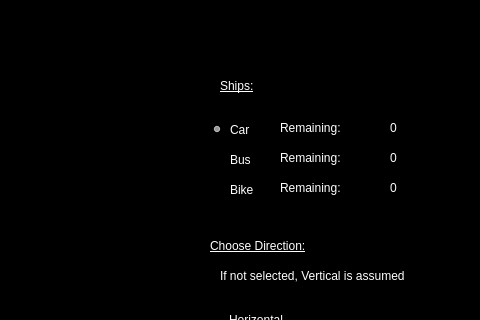
Qt form FrontEndMain/FrontEndMain/menuwindow.ui (drewanderson17/BattleShips) before a commit; both pictures show x 320 to 800 and y 0 to 320 of the 800 by 600 pixel window.
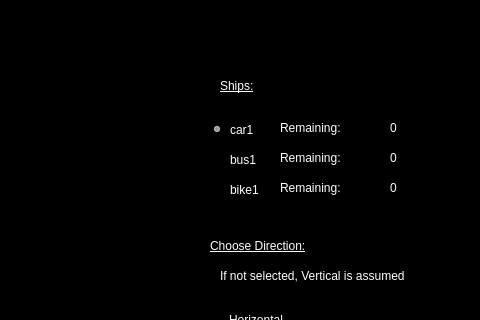
The same form after that commit. The open tabs and pages were chosen to show the change. Icons and pictures are not drawn.

Patch:
```diff
--- a/FrontEndMain/FrontEndMain/menuwindow.ui
+++ b/FrontEndMain/FrontEndMain/menuwindow.ui
@@ -305,7 +305,7 @@
 font: 14pt &quot;MS Shell Dlg 2&quot;;</string>
       </property>
       <property name="text">
-       <string>Car</string>
+       <string>car1</string>
       </property>
       <property name="checked">
        <bool>true</bool>
@@ -325,7 +325,7 @@
 font: 14pt &quot;MS Shell Dlg 2&quot;;</string>
       </property>
       <property name="text">
-       <string>Bus</string>
+       <string>bus1</string>
       </property>
      </widget>
      <widget class="QRadioButton" name="bikeRadio">
@@ -342,7 +342,7 @@
 font: 14pt &quot;MS Shell Dlg 2&quot;;</string>
       </property>
       <property name="text">
-       <string>Bike</string>
+       <string>bike1</string>
       </property>
      </widget>
      <widget class="QLabel" name="RemainingLabel_1">
```
Left out of the diff: 8 changed lines with no effect on the pictures.
